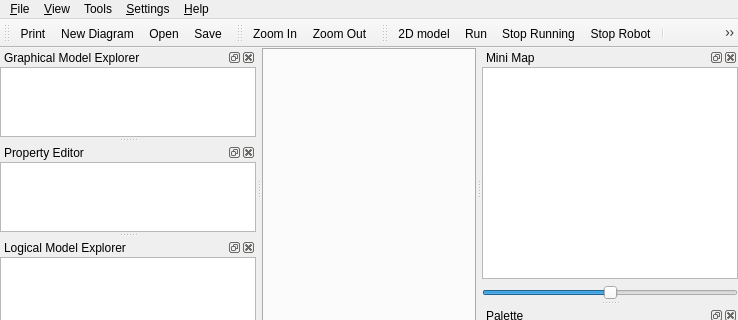
Above: qrgui/mainwindow/mainwindow.ui from qreal/qreal before the change; both pictures show x 0 to 738 and y 0 to 320 of the 738 by 523 pixel window. Below: the same form after it.
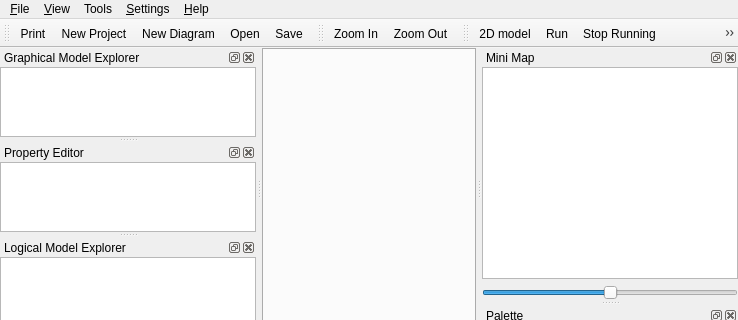
That is the form after the change. Icons and pictures are not drawn. Custom widgets are drawn as their Qt base class.

Commit message: added button to create new project (with it's own new save dir etc.)

Diff of the .ui file:
```diff
--- a/qrgui/mainwindow/mainwindow.ui
+++ b/qrgui/mainwindow/mainwindow.ui
@@ -112,6 +112,7 @@
     <bool>false</bool>
    </attribute>
    <addaction name="actionPrint"/>
+   <addaction name="actionNewProject"/>
    <addaction name="actionNew_Diagram"/>
    <addaction name="actionOpen"/>
    <addaction name="actionSave"/>
@@ -722,6 +723,14 @@
     <string>Ctrl+Shift+F12</string>
    </property>
   </action>
+  <action name="actionNewProject">
+   <property name="text">
+    <string>New Project</string>
+   </property>
+   <property name="shortcut">
+    <string>Ctrl+Shift+N</string>
+   </property>
+  </action>
  </widget>
  <layoutdefault spacing="0" margin="0"/>
  <customwidgets>
```
The commit also changes 2 other files.
